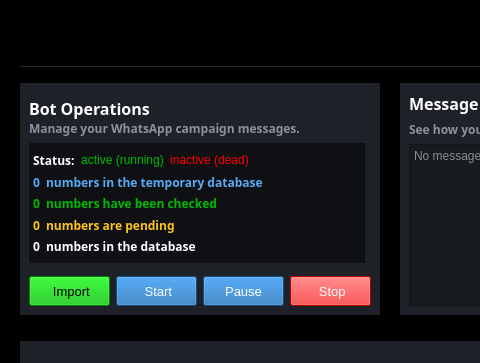
Qt form gui/main.ui (alasgarovs/Octo) before a commit; both pictures show x 0 to 480 and y 0 to 363 of the 800 by 598 pixel window.
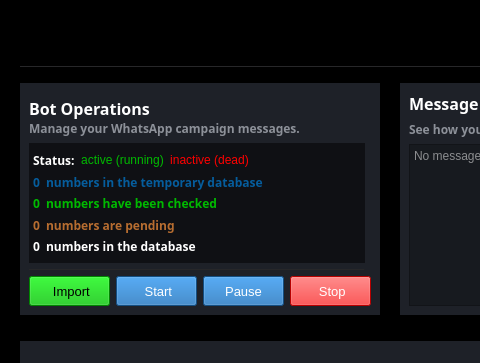
The same form after that commit. Icons and pictures are not drawn.

Commit message: feat: update operations color style

The edit to the form file:
```diff
--- a/gui/main.ui
+++ b/gui/main.ui
@@ -576,7 +576,7 @@
                    </font>
                   </property>
                   <property name="styleSheet">
-                   <string notr="true">color: #58ABF3;</string>
+                   <string notr="true">color: #055D9D;</string>
                   </property>
                   <property name="text">
                    <string>0</string>
@@ -593,7 +593,7 @@
                    </font>
                   </property>
                   <property name="styleSheet">
-                   <string notr="true">color: #58ABF3;</string>
+                   <string notr="true">color: #055D9D;</string>
                   </property>
                   <property name="text">
                    <string>numbers in the temporary database</string>
@@ -678,7 +678,7 @@
                    </font>
                   </property>
                   <property name="styleSheet">
-                   <string notr="true">color: rgb(255, 197, 24);</string>
+                   <string notr="true">color: #B76D30;</string>
                   </property>
                   <property name="text">
                    <string>0</string>
@@ -695,7 +695,7 @@
                    </font>
                   </property>
                   <property name="styleSheet">
-                   <string notr="true">color: rgb(255, 197, 24);</string>
+                   <string notr="true">color: #B76D30;</string>
                   </property>
                   <property name="text">
                    <string>numbers are pending</string>
```
The commit also changes 1 other file.
